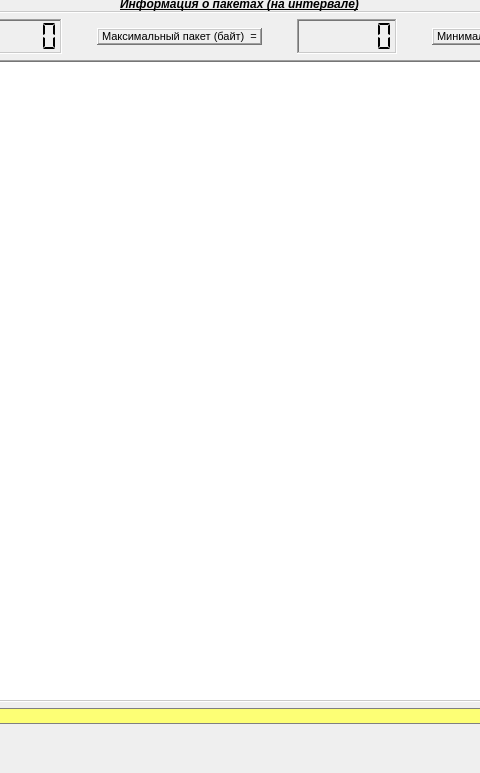
Above: Calc_plus_Analizator/Calcul/mainwindow2.ui from SherAA661-2/ProgramProject661_2 before the change; both pictures show x 286 to 766 and y 127 to 900 of the 1055 by 900 pixel window. Below: the same form after it.
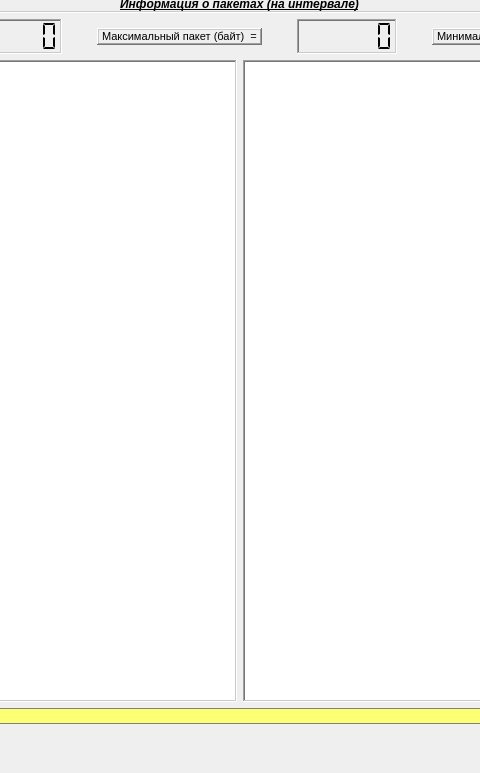
That is the form after the change.

```diff
--- a/Calc_plus_Analizator/Calcul/mainwindow2.ui
+++ b/Calc_plus_Analizator/Calcul/mainwindow2.ui
@@ -653,6 +653,8 @@
       </layout>
      </item>
      <item>
+      <layout class="QHBoxLayout" name="horizontalLayout_5">
+       <item>
       <widget class="QTextEdit" name="textEdit">
        <property name="enabled">
         <bool>true</bool>
@@ -670,6 +672,18 @@
         <enum>QFrame::Sunken</enum>
        </property>
       </widget>
+       </item>
+       <item>
+        <widget class="QTextEdit" name="textEdit_2">
+         <property name="frameShape">
+          <enum>QFrame::WinPanel</enum>
+         </property>
+         <property name="frameShadow">
+          <enum>QFrame::Sunken</enum>
+         </property>
+        </widget>
+       </item>
+      </layout>
      </item>
      <item>
       <widget class="QLabel" name="label_6">
```
Lines whose indentation alone changed are shown as unchanged.
